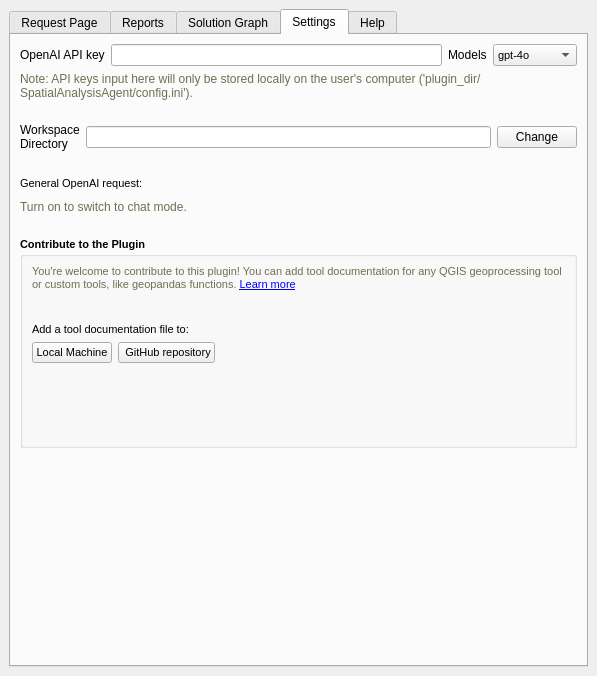
Qt form SpatialAnalysisAgent_dockwidget_base.ui (xiaobing318/SpatialAnalysisAgent) before a commit.
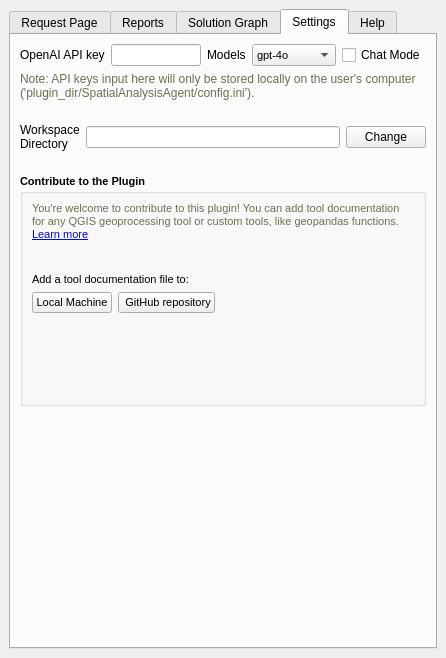
The same form after that commit. The open tabs and pages were chosen to show the change. Custom widgets are drawn as their Qt base class.

Patch:
```diff
--- a/SpatialAnalysisAgent_dockwidget_base.ui
+++ b/SpatialAnalysisAgent_dockwidget_base.ui
@@ -6,8 +6,8 @@
    <rect>
     <x>0</x>
     <y>0</y>
-    <width>597</width>
-    <height>676</height>
+    <width>446</width>
+    <height>658</height>
    </rect>
   </property>
   <property name="sizePolicy">
@@ -18,8 +18,8 @@
   </property>
   <property name="minimumSize">
    <size>
-    <width>450</width>
-    <height>37</height>
+    <width>350</width>
+    <height>39</height>
    </size>
   </property>
   <property name="maximumSize">
@@ -429,6 +429,19 @@
             </item>
            </widget>
           </item>
+          <item>
+           <widget class="QCheckBox" name="ChatMode_checkbox">
+            <property name="sizePolicy">
+             <sizepolicy hsizetype="Preferred" vsizetype="Fixed">
+              <horstretch>0</horstretch>
+              <verstretch>0</verstretch>
+             </sizepolicy>
+            </property>
+            <property name="text">
+             <string>Chat Mode</string>
+            </property>
+           </widget>
+          </item>
          </layout>
         </item>
         <item>
@@ -537,103 +550,6 @@
           </property>
          </spacer>
         </item>
-        <item>
-         <layout class="QFormLayout" name="formLayout">
-          <item row="0" column="0">
-           <widget class="QLabel" name="label">
-            <property name="sizePolicy">
-             <sizepolicy hsizetype="Fixed" vsizetype="Fixed">
-              <horstretch>0</horstretch>
-              <verstretch>0</verstretch>
-             </sizepolicy>
-            </property>
-            <property name="minimumSize">
-             <size>
-              <width>0</width>
-              <height>20</height>
-             </size>
-            </property>
-            <property name="maximumSize">
-             <size>
-              <width>250</width>
-              <height>20</height>
-             </size>
-            </property>
-            <property name="font">
-             <font>
-              <pointsize>15</pointsize>
-              <weight>75</weight>
-              <bold>true</bold>
-             </font>
-            </property>
-            <property name="text">
-             <string>&lt;html&gt;&lt;head/&gt;&lt;body&gt;&lt;p&gt;&lt;span style=&quot; font-size:8pt; font-weight:400;&quot;&gt;General OpenAI request:&lt;/span&gt;&lt;/p&gt;&lt;/body&gt;&lt;/html&gt;</string>
-            </property>
-            <property name="wordWrap">
-             <bool>true</bool>
-            </property>
-           </widget>
-          </item>
-          <item row="0" column="1">
-           <layout class="QHBoxLayout" name="horizontalLayout_2">
-            <item>
-             <widget class="QWidget" name="placeholder_widget" native="true">
-              <property name="sizePolicy">
-               <sizepolicy hsizetype="Preferred" vsizetype="Preferred">
-                <horstretch>0</horstretch>
-                <verstretch>0</verstretch>
-               </sizepolicy>
-              </property>
-              <property name="minimumSize">
-               <size>
-                <width>0</width>
-                <height>5</height>
-               </size>
-              </property>
-              <property name="maximumSize">
-               <size>
-                <width>16777215</width>
-                <height>16777215</height>
-               </size>
-              </property>
-             </widget>
-            </item>
-           </layout>
-          </item>
-          <item row="1" column="0" colspan="2">
-           <widget class="QLabel" name="label_7">
-            <property name="sizePolicy">
-             <sizepolicy hsizetype="Preferred" vsizetype="Preferred">
-              <horstretch>0</horstretch>
-              <verstretch>0</verstretch>
-             </sizepolicy>
-            </property>
-            <property name="text">
-             <string>&lt;html&gt;&lt;head/&gt;&lt;body&gt;&lt;p&gt;&lt;span style=&quot; color:#6f6f53;&quot;&gt;Turn on to switch to chat mode.&lt;/span&gt;&lt;/p&gt;&lt;/body&gt;&lt;/html&gt;</string>
-            </property>
-            <property name="wordWrap">
-             <bool>true</bool>
-            </property>
-           </widget>
-          </item>
-         </layout>
-        </item>
-        <item>
-         <spacer name="verticalSpacer_3">
-          <property name="orientation">
-           <enum>Qt::Vertical</enum>
-          </property>
-          <property name="sizeType">
-           <enum>QSizePolicy::Fixed</enum>
-          </property>
-          <property name="sizeHint" stdset="0">
-           <size>
-            <width>20</width>
-            <height>17</height>
-           </size>
-          </property>
-         </spacer>
-        </item>
         <item>
          <widget class="QGroupBox" name="groupBox">
           <property name="font">
```
Left out of the diff: 10 changed lines with no effect on the pictures.
